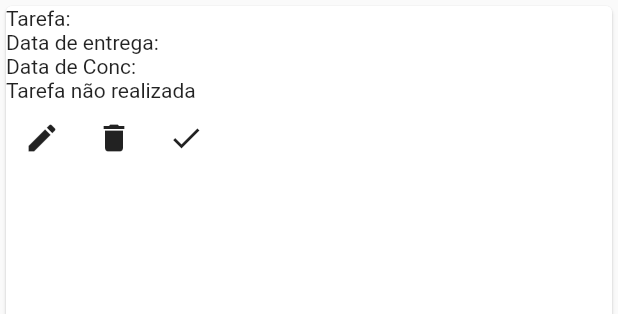
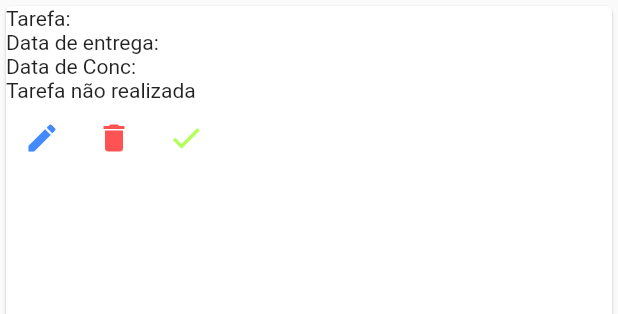
Before and after one commit to gdeus/teste_verzel, a Flutter app: the CardTarefa widget shown alone on an empty page, opened directly with empty values, on a phone screen of 412 x 824 dp. Shown: the top 314 px of the screen. Run offline on Flutter 3.47's test engine with Material 2 defaults, Android fonts, the phone set to English and light mode, and no system bars; our stand-ins replace mask_text_input_formatter, sqflite; accounts and stored records are empty.

Commit message:
cores nos icons

```diff
--- a/lib/components/cardTarefa.dart
+++ b/lib/components/cardTarefa.dart
@@ -44,6 +44,7 @@ class _CardTarefaState extends State<CardTarefa> {
             children: [
               IconButton(
                 icon: Icon(Icons.edit),
+                color: Colors.blueAccent,
                 onPressed: (){
                   Navigator.push(
                     context,
@@ -53,6 +54,7 @@ class _CardTarefaState extends State<CardTarefa> {
                 },
               ),
               IconButton(
+                color: Colors.redAccent,
                 icon: Icon(Icons.delete),
                 onPressed: (){
                   print(widget.tarefa.tarefaRealizada);
@@ -65,6 +67,7 @@ class _CardTarefaState extends State<CardTarefa> {
               ),
               IconButton(
                   icon: Icon(Icons.check),
+                  color: Colors.lightGreenAccent,
                   onPressed: (){
                     DateTime now = DateTime.now();
                     DateFormat format = DateFormat('dd/MM/yyyy');
```
